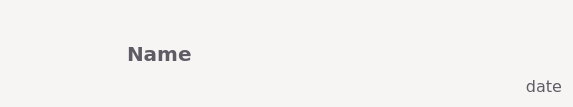
Above: application/ui/qt_generated/itembook_widget.ui from Yarosvet/Bionic before the change. Below: the same form after it.
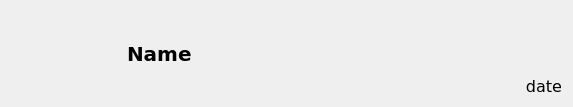
That is the form after the change.

Diff of the .ui file:
```diff
--- a/application/ui/qt_generated/itembook_widget.ui
+++ b/application/ui/qt_generated/itembook_widget.ui
@@ -10,421 +10,6 @@
     <height>103</height>
    </rect>
   </property>
-  <property name="palette">
-   <palette>
-    <active>
-     <colorrole role="WindowText">
-      <brush brushstyle="SolidPattern">
-       <color alpha="255">
-        <red>94</red>
-        <green>92</green>
-        <blue>100</blue>
-       </color>
-      </brush>
-     </colorrole>
-     <colorrole role="Button">
-      <brush brushstyle="SolidPattern">
-       <color alpha="255">
-        <red>246</red>
-        <green>245</green>
-        <blue>244</blue>
-       </color>
-      </brush>
-     </colorrole>
-     <colorrole role="Light">
-      <brush brushstyle="SolidPattern">
-       <color alpha="255">
-        <red>255</red>
-        <green>255</green>
-        <blue>255</blue>
-       </color>
-      </brush>
-     </colorrole>
-     <colorrole role="Midlight">
-      <brush brushstyle="SolidPattern">
-       <color alpha="255">
-        <red>250</red>
-        <green>250</green>
-        <blue>249</blue>
-       </color>
-      </brush>
-     </colorrole>
-     <colorrole role="Dark">
-      <brush brushstyle="SolidPattern">
-       <color alpha="255">
-        <red>123</red>
-        <green>122</green>
-        <blue>122</blue>
-       </color>
-      </brush>
-     </colorrole>
-     <colorrole role="Mid">
-      <brush brushstyle="SolidPattern">
-       <color alpha="255">
-        <red>164</red>
-        <green>163</green>
-        <blue>163</blue>
-       </color>
-      </brush>
-     </colorrole>
-     <colorrole role="Text">
-      <brush brushstyle="SolidPattern">
-       <color alpha="255">
-        <red>0</red>
-        <green>0</green>
-        <blue>0</blue>
-       </color>
-      </brush>
-     </colorrole>
-     <colorrole role="BrightText">
-      <brush brushstyle="SolidPattern">
-       <color alpha="255">
-        <red>255</red>
-        <green>255</green>
-        <blue>255</blue>
-       </color>
-      </brush>
-     </colorrole>
-     <colorrole role="ButtonText">
-      <brush brushstyle="SolidPattern">
-       <color alpha="255">
-        <red>0</red>
-        <green>0</green>
-        <blue>0</blue>
-       </color>
-      </brush>
-     </colorrole>
-     <colorrole role="Base">
-      <brush brushstyle="SolidPattern">
-       <color alpha="255">
-        <red>255</red>
-        <green>255</green>
-        <blue>255</blue>
-       </color>
-      </brush>
-     </colorrole>
-     <colorrole role="Window">
-      <brush brushstyle="SolidPattern">
-       <color alpha="255">
-        <red>246</red>
-        <green>245</green>
-        <blue>244</blue>
-       </color>
-      </brush>
-     </colorrole>
-     <colorrole role="Shadow">
-      <brush brushstyle="SolidPattern">
-       <color alpha="255">
-        <red>0</red>
-        <green>0</green>
-        <blue>0</blue>
-       </color>
-      </brush>
-     </colorrole>
-     <colorrole role="AlternateBase">
-      <brush brushstyle="SolidPattern">
-       <color alpha="255">
-        <red>250</red>
-        <green>250</green>
-        <blue>249</blue>
-       </color>
-      </brush>
-     </colorrole>
-     <colorrole role="ToolTipBase">
-      <brush brushstyle="SolidPattern">
-       <color alpha="255">
-        <red>255</red>
-        <green>255</green>
-        <blue>220</blue>
-       </color>
-      </brush>
-     </colorrole>
-     <colorrole role="ToolTipText">
-      <brush brushstyle="SolidPattern">
-       <color alpha="255">
-        <red>0</red>
-        <green>0</green>
-        <blue>0</blue>
-       </color>
-      </brush>
-     </colorrole>
-    </active>
-    <inactive>
-     <colorrole role="WindowText">
-      <brush brushstyle="SolidPattern">
-       <color alpha="255">
-        <red>94</red>
-        <green>92</green>
-        <blue>100</blue>
-       </color>
-      </brush>
-     </colorrole>
-     <colorrole role="Button">
-      <brush brushstyle="SolidPattern">
-       <color alpha="255">
-        <red>246</red>
-        <green>245</green>
-        <blue>244</blue>
-       </color>
-      </brush>
-     </colorrole>
-     <colorrole role="Light">
-      <brush brushstyle="SolidPattern">
-       <color alpha="255">
-        <red>255</red>
-        <green>255</green>
-        <blue>255</blue>
-       </color>
-      </brush>
-     </colorrole>
-     <colorrole role="Midlight">
-      <brush brushstyle="SolidPattern">
-       <color alpha="255">
-        <red>250</red>
-        <green>250</green>
-        <blue>249</blue>
-       </color>
-      </brush>
-     </colorrole>
-     <colorrole role="Dark">
-      <brush brushstyle="SolidPattern">
-       <color alpha="255">
-        <red>123</red>
-        <green>122</green>
-        <blue>122</blue>
-       </color>
-      </brush>
-     </colorrole>
-     <colorrole role="Mid">
-      <brush brushstyle="SolidPattern">
-       <color alpha="255">
-        <red>164</red>
-        <green>163</green>
-        <blue>163</blue>
-       </color>
-      </brush>
-     </colorrole>
-     <colorrole role="Text">
-      <brush brushstyle="SolidPattern">
-       <color alpha="255">
-        <red>0</red>
-        <green>0</green>
-        <blue>0</blue>
-       </color>
-      </brush>
-     </colorrole>
-     <colorrole role="BrightText">
-      <brush brushstyle="SolidPattern">
-       <color alpha="255">
-        <red>255</red>
-        <green>255</green>
-        <blue>255</blue>
-       </color>
-      </brush>
-     </colorrole>
-     <colorrole role="ButtonText">
-      <brush brushstyle="SolidPattern">
-       <color alpha="255">
-        <red>0</red>
-        <green>0</green>
-        <blue>0</blue>
-       </color>
-      </brush>
-     </colorrole>
-     <colorrole role="Base">
-      <brush brushstyle="SolidPattern">
-       <color alpha="255">
-        <red>255</red>
-        <green>255</green>
-        <blue>255</blue>
-       </color>
-      </brush>
-     </colorrole>
-     <colorrole role="Window">
-      <brush brushstyle="SolidPattern">
-       <color alpha="255">
-        <red>246</red>
-        <green>245</green>
-        <blue>244</blue>
-       </color>
-      </brush>
-     </colorrole>
-     <colorrole role="Shadow">
-      <brush brushstyle="SolidPattern">
-       <color alpha="255">
-        <red>0</red>
-        <green>0</green>
-        <blue>0</blue>
-       </color>
-      </brush>
-     </colorrole>
-     <colorrole role="AlternateBase">
-      <brush brushstyle="SolidPattern">
-       <color alpha="255">
-        <red>250</red>
-        <green>250</green>
-        <blue>249</blue>
-       </color>
-      </brush>
-     </colorrole>
-     <colorrole role="ToolTipBase">
-      <brush brushstyle="SolidPattern">
-       <color alpha="255">
-        <red>255</red>
-        <green>255</green>
-        <blue>220</blue>
-       </color>
-      </brush>
-     </colorrole>
-     <colorrole role="ToolTipText">
-      <brush brushstyle="SolidPattern">
-       <color alpha="255">
-        <red>0</red>
-        <green>0</green>
-        <blue>0</blue>
-       </color>
-      </brush>
-     </colorrole>
-    </inactive>
-    <disabled>
-     <colorrole role="WindowText">
-      <brush brushstyle="SolidPattern">
-       <color alpha="255">
-        <red>123</red>
-        <green>122</green>
-        <blue>122</blue>
-       </color>
-      </brush>
-     </colorrole>
-     <colorrole role="Button">
-      <brush brushstyle="SolidPattern">
-       <color alpha="255">
-        <red>246</red>
-        <green>245</green>
-        <blue>244</blue>
-       </color>
-      </brush>
-     </colorrole>
-     <colorrole role="Light">
-      <brush brushstyle="SolidPattern">
-       <color alpha="255">
-        <red>255</red>
-        <green>255</green>
-        <blue>255</blue>
-       </color>
-      </brush>
-     </colorrole>
-     <colorrole role="Midlight">
-      <brush brushstyle="SolidPattern">
-       <color alpha="255">
-        <red>250</red>
-        <green>250</green>
-        <blue>249</blue>
-       </color>
-      </brush>
-     </colorrole>
-     <colorrole role="Dark">
-      <brush brushstyle="SolidPattern">
-       <color alpha="255">
-        <red>123</red>
-        <green>122</green>
-        <blue>122</blue>
-       </color>
-      </brush>
-     </colorrole>
-     <colorrole role="Mid">
-      <brush brushstyle="SolidPattern">
-       <color alpha="255">
-        <red>164</red>
-        <green>163</green>
-        <blue>163</blue>
-       </color>
-      </brush>
-     </colorrole>
-     <colorrole role="Text">
-      <brush brushstyle="SolidPattern">
-       <color alpha="255">
-        <red>123</red>
-        <green>122</green>
-        <blue>122</blue>
-       </color>
-      </brush>
-     </colorrole>
-     <colorrole role="BrightText">
-      <brush brushstyle="SolidPattern">
-       <color alpha="255">
-        <red>255</red>
-        <green>255</green>
-        <blue>255</blue>
-       </color>
-      </brush>
-     </colorrole>
-     <colorrole role="ButtonText">
-      <brush brushstyle="SolidPattern">
-       <color alpha="255">
-        <red>123</red>
-        <green>122</green>
-        <blue>122</blue>
-       </color>
-      </brush>
-     </colorrole>
-     <colorrole role="Base">
-      <brush brushstyle="SolidPattern">
-       <color alpha="255">
-        <red>246</red>
-        <green>245</green>
-        <blue>244</blue>
-       </color>
-      </brush>
-     </colorrole>
-     <colorrole role="Window">
-      <brush brushstyle="SolidPattern">
-       <color alpha="255">
-        <red>246</red>
-        <green>245</green>
-        <blue>244</blue>
-       </color>
-      </brush>
-     </colorrole>
-     <colorrole role="Shadow">
-      <brush brushstyle="SolidPattern">
-       <color alpha="255">
-        <red>0</red>
-        <green>0</green>
-        <blue>0</blue>
-       </color>
-      </brush>
-     </colorrole>
-     <colorrole role="AlternateBase">
-      <brush brushstyle="SolidPattern">
-       <color alpha="255">
-        <red>246</red>
-        <green>245</green>
-        <blue>244</blue>
-       </color>
-      </brush>
-     </colorrole>
-     <colorrole role="ToolTipBase">
-      <brush brushstyle="SolidPattern">
-       <color alpha="255">
-        <red>255</red>
-        <green>255</green>
-        <blue>220</blue>
-       </color>
-      </brush>
-     </colorrole>
-     <colorrole role="ToolTipText">
-      <brush brushstyle="SolidPattern">
-       <color alpha="255">
-        <red>0</red>
-        <green>0</green>
-        <blue>0</blue>
-       </color>
-      </brush>
-     </colorrole>
-    </disabled>
-   </palette>
-  </property>
   <property name="font">
    <font>
     <family>MS Shell Dlg 2</family>
@@ -433,6 +18,9 @@
   <property name="windowTitle">
    <string>Form</string>
   </property>
+  <property name="styleSheet">
+   <string notr="true"/>
+  </property>
   <layout class="QHBoxLayout" name="horizontalLayout">
    <item>
     <widget class="QLabel" name="cover_label">
@@ -464,97 +52,6 @@
        <verstretch>0</verstretch>
       </sizepolicy>
      </property>
-     <property name="palette">
-      <palette>
-       <active>
-        <colorrole role="WindowText">
-         <brush brushstyle="SolidPattern">
-          <color alpha="255">
-           <red>94</red>
-           <green>92</green>
-           <blue>100</blue>
-          </color>
-         </brush>
-        </colorrole>
-        <colorrole role="Text">
-         <brush brushstyle="SolidPattern">
-          <color alpha="255">
-           <red>94</red>
-           <green>92</green>
-           <blue>100</blue>
-          </color>
-         </brush>
-        </colorrole>
-        <colorrole role="ButtonText">
-         <brush brushstyle="SolidPattern">
-          <color alpha="255">
-           <red>94</red>
-           <green>92</green>
-           <blue>100</blue>
-          </color>
-         </brush>
-        </colorrole>
-       </active>
-       <inactive>
-        <colorrole role="WindowText">
-         <brush brushstyle="SolidPattern">
-          <color alpha="255">
-           <red>94</red>
-           <green>92</green>
-           <blue>100</blue>
-          </color>
-         </brush>
-        </colorrole>
-        <colorrole role="Text">
-         <brush brushstyle="SolidPattern">
-          <color alpha="255">
-           <red>94</red>
-           <green>92</green>
-           <blue>100</blue>
-          </color>
-         </brush>
-        </colorrole>
-        <colorrole role="ButtonText">
-         <brush brushstyle="SolidPattern">
-          <color alpha="255">
-           <red>94</red>
-           <green>92</green>
-           <blue>100</blue>
-          </color>
-         </brush>
-        </colorrole>
-       </inactive>
-       <disabled>
-        <colorrole role="WindowText">
-         <brush brushstyle="SolidPattern">
-          <color alpha="255">
-           <red>94</red>
-           <green>92</green>
-           <blue>100</blue>
-          </color>
-         </brush>
-        </colorrole>
-        <colorrole role="Text">
-         <brush brushstyle="SolidPattern">
-          <color alpha="255">
-           <red>94</red>
-           <green>92</green>
-           <blue>100</blue>
-          </color>
-         </brush>
-        </colorrole>
-        <colorrole role="ButtonText">
-         <brush brushstyle="SolidPattern">
-          <color alpha="255">
-           <red>94</red>
-           <green>92</green>
-           <blue>100</blue>
-          </color>
-         </brush>
-        </colorrole>
-       </disabled>
-      </palette>
-     </property>
      <property name="font">
       <font>
        <family>DejaVu Sans</family>
@@ -565,8 +62,7 @@
       </font>
      </property>
      <property name="styleSheet">
-      <string notr="true">color: rgb(94, 92, 100);
-font: bold 15pt;</string>
+      <string notr="true"/>
      </property>
      <property name="text">
       <string>Name</string>
@@ -602,97 +98,6 @@
          <verstretch>0</verstretch>
         </sizepolicy>
        </property>
-       <property name="palette">
-        <palette>
-         <active>
-          <colorrole role="WindowText">
-           <brush brushstyle="SolidPattern">
-            <color alpha="255">
-             <red>94</red>
-             <green>92</green>
-             <blue>100</blue>
-            </color>
-           </brush>
-          </colorrole>
-          <colorrole role="Text">
-           <brush brushstyle="SolidPattern">
-            <color alpha="255">
-             <red>94</red>
-             <green>92</green>
-             <blue>100</blue>
-            </color>
-           </brush>
-          </colorrole>
-          <colorrole role="ButtonText">
-           <brush brushstyle="SolidPattern">
-            <color alpha="255">
-             <red>94</red>
-             <green>92</green>
-             <blue>100</blue>
-            </color>
-           </brush>
-          </colorrole>
-         </active>
-         <inactive>
-          <colorrole role="WindowText">
-           <brush brushstyle="SolidPattern">
-            <color alpha="255">
-             <red>94</red>
-             <green>92</green>
-             <blue>100</blue>
-            </color>
-           </brush>
-          </colorrole>
-          <colorrole role="Text">
-           <brush brushstyle="SolidPattern">
-            <color alpha="255">
-             <red>94</red>
-             <green>92</green>
-             <blue>100</blue>
-            </color>
-           </brush>
-          </colorrole>
-          <colorrole role="ButtonText">
-           <brush brushstyle="SolidPattern">
-            <color alpha="255">
-             <red>94</red>
-             <green>92</green>
-             <blue>100</blue>
-            </color>
-           </brush>
-          </colorrole>
-         </inactive>
-         <disabled>
-          <colorrole role="WindowText">
-           <brush brushstyle="SolidPattern">
-            <color alpha="255">
-             <red>94</red>
-             <green>92</green>
-             <blue>100</blue>
-            </color>
-           </brush>
-          </colorrole>
-          <colorrole role="Text">
-           <brush brushstyle="SolidPattern">
-            <color alpha="255">
-             <red>94</red>
-             <green>92</green>
-             <blue>100</blue>
-            </color>
-           </brush>
-          </colorrole>
-          <colorrole role="ButtonText">
-           <brush brushstyle="SolidPattern">
-            <color alpha="255">
-             <red>94</red>
-             <green>92</green>
-             <blue>100</blue>
-            </color>
-           </brush>
-          </colorrole>
-         </disabled>
-        </palette>
-       </property>
        <property name="font">
         <font>
          <family>DejaVu Sans</family>
@@ -704,8 +109,7 @@
         </font>
        </property>
        <property name="styleSheet">
-        <string notr="true">color: rgb(94, 92, 100);
-font: 12pt;</string>
+        <string notr="true"/>
        </property>
        <property name="text">
         <string>date</string>
```
